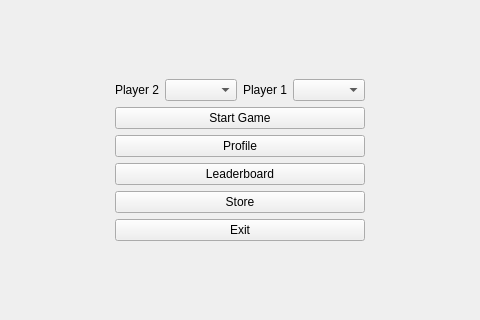
Old version of the form PlaTwo_Client/mainmenu.ui in the repository arshiarabieirf2006-hub/PlaTwo_AP_Project; both pictures show x 412 to 892 and y 268 to 588 of the 1305 by 855 pixel window.
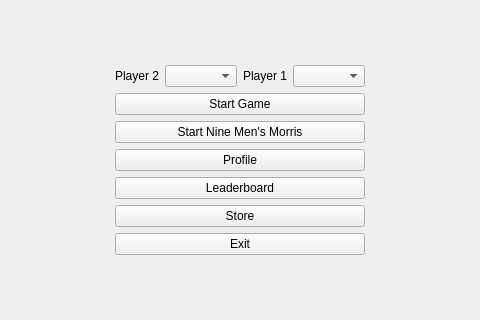
New version of the form.

Commit message: Add UI and graphics for Nine Men's Morris game and menu integration

Patch:
```diff
--- a/PlaTwo_Client/mainmenu.ui
+++ b/PlaTwo_Client/mainmenu.ui
@@ -14,7 +14,34 @@
    <string>Form</string>
   </property>
   <layout class="QGridLayout" name="gridLayout">
-   <item row="1" column="2">
+   <item row="7" column="3">
+    <widget class="QPushButton" name="exitButton">
+     <property name="text">
+      <string>Exit</string>
+     </property>
+    </widget>
+   </item>
+   <item row="6" column="3">
+    <widget class="QPushButton" name="storeButton">
+     <property name="text">
+      <string>Store</string>
+     </property>
+    </widget>
+   </item>
+   <item row="8" column="3">
+    <spacer name="verticalSpacer">
+     <property name="orientation">
+      <enum>Qt::Orientation::Vertical</enum>
+     </property>
+     <property name="sizeHint" stdset="0">
+      <size>
+       <width>20</width>
+       <height>40</height>
+      </size>
+     </property>
+    </spacer>
+   </item>
+   <item row="1" column="3">
     <layout class="QHBoxLayout" name="horizontalLayout_4">
      <item>
       <widget class="QLabel" name="label_2">
@@ -38,7 +65,20 @@
      </item>
     </layout>
    </item>
-   <item row="4" column="1">
+   <item row="5" column="4">
+    <spacer name="horizontalSpacer">
+     <property name="orientation">
+      <enum>Qt::Orientation::Horizontal</enum>
+     </property>
+     <property name="sizeHint" stdset="0">
+      <size>
+       <width>581</width>
+       <height>20</height>
+      </size>
+     </property>
+    </spacer>
+   </item>
+   <item row="5" column="1">
     <spacer name="horizontalSpacer_2">
      <property name="orientation">
       <enum>Qt::Orientation::Horizontal</enum>
@@ -51,79 +91,46 @@
      </property>
     </spacer>
    </item>
-   <item row="7" column="2">
-    <spacer name="verticalSpacer">
-     <property name="orientation">
-      <enum>Qt::Orientation::Vertical</enum>
-     </property>
-     <property name="sizeHint" stdset="0">
-      <size>
-       <width>20</width>
-       <height>40</height>
-      </size>
-     </property>
-    </spacer>
-   </item>
-   <item row="2" column="2">
+   <item row="2" column="3">
     <widget class="QPushButton" name="startGameButton">
      <property name="text">
       <string>Start Game</string>
      </property>
     </widget>
    </item>
-   <item row="6" column="2">
-    <widget class="QPushButton" name="exitButton">
-     <property name="text">
-      <string>Exit</string>
-     </property>
-    </widget>
-   </item>
-   <item row="3" column="2">
-    <widget class="QPushButton" name="profileButton">
-     <property name="text">
-      <string>Profile</string>
-     </property>
-    </widget>
-   </item>
-   <item row="4" column="3">
-    <spacer name="horizontalSpacer">
+   <item row="0" column="3">
+    <spacer name="verticalSpacer_2">
      <property name="orientation">
-      <enum>Qt::Orientation::Horizontal</enum>
+      <enum>Qt::Orientation::Vertical</enum>
      </property>
      <property name="sizeHint" stdset="0">
       <size>
-       <width>581</width>
-       <height>20</height>
+       <width>20</width>
+       <height>40</height>
       </size>
      </property>
     </spacer>
    </item>
-   <item row="5" column="2">
-    <widget class="QPushButton" name="storeButton">
-     <property name="text">
-      <string>Store</string>
-     </property>
-    </widget>
-   </item>
-   <item row="4" column="2">
+   <item row="5" column="3">
     <widget class="QPushButton" name="leaderboardButton">
      <property name="text">
       <string>Leaderboard</string>
      </property>
     </widget>
    </item>
-   <item row="0" column="2">
-    <spacer name="verticalSpacer_2">
-     <property name="orientation">
-      <enum>Qt::Orientation::Vertical</enum>
+   <item row="4" column="3">
+    <widget class="QPushButton" name="profileButton">
+     <property name="text">
+      <string>Profile</string>
      </property>
-     <property name="sizeHint" stdset="0">
-      <size>
-       <width>20</width>
-       <height>40</height>
-      </size>
+    </widget>
+   </item>
+   <item row="3" column="3">
+    <widget class="QPushButton" name="startMorrisButton">
+     <property name="text">
+      <string>Start Nine Men's Morris</string>
      </property>
-    </spacer>
+    </widget>
    </item>
   </layout>
  </widget>
```
The commit also changes 8 other files.
